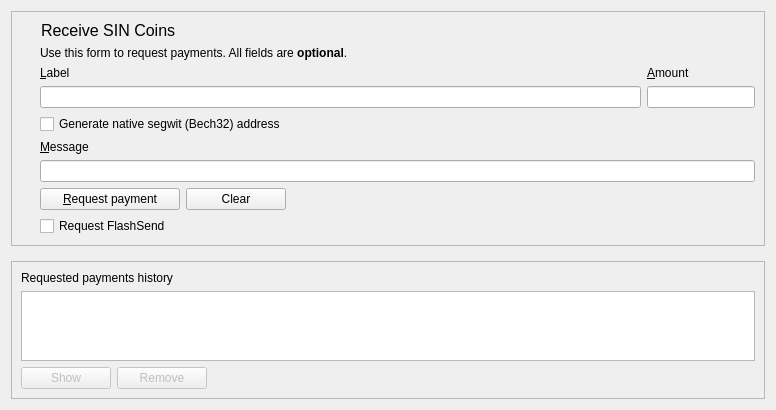
Old version of the form src/qt/forms/receivecoinsdialog.ui in the repository hardwarewise/SIN-core.
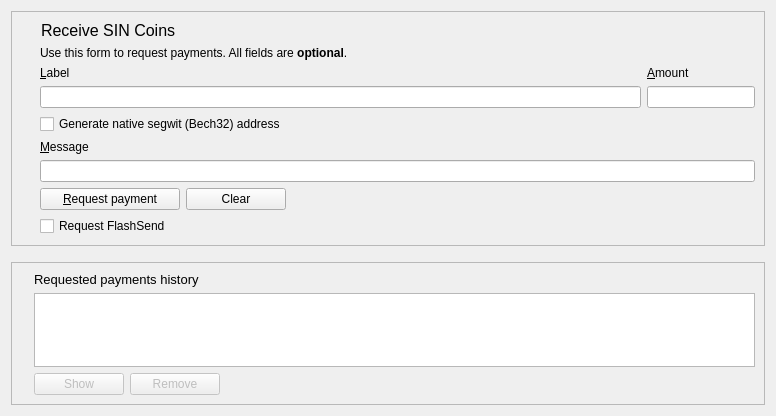
New version of the form. Icons and pictures are not drawn. Custom widgets are drawn as their Qt base class.

```diff
--- a/src/qt/forms/receivecoinsdialog.ui
+++ b/src/qt/forms/receivecoinsdialog.ui
@@ -7,7 +7,7 @@
     <x>0</x>
     <y>0</y>
     <width>776</width>
-    <height>410</height>
+    <height>416</height>
    </rect>
   </property>
   <layout class="QVBoxLayout" name="verticalLayout" stretch="0,0,1">
@@ -295,10 +295,14 @@
       <enum>QFrame::Raised</enum>
      </property>
      <layout class="QVBoxLayout" name="verticalLayout_2">
+      <property name="leftMargin">
+       <number>22</number>
+      </property>
       <item>
        <widget class="QLabel" name="label_6">
         <property name="font">
          <font>
+          <pointsize>10</pointsize>
           <weight>50</weight>
           <bold>false</bold>
          </font>
```
Left out of the diff: 2 changed lines with no effect on the pictures.
